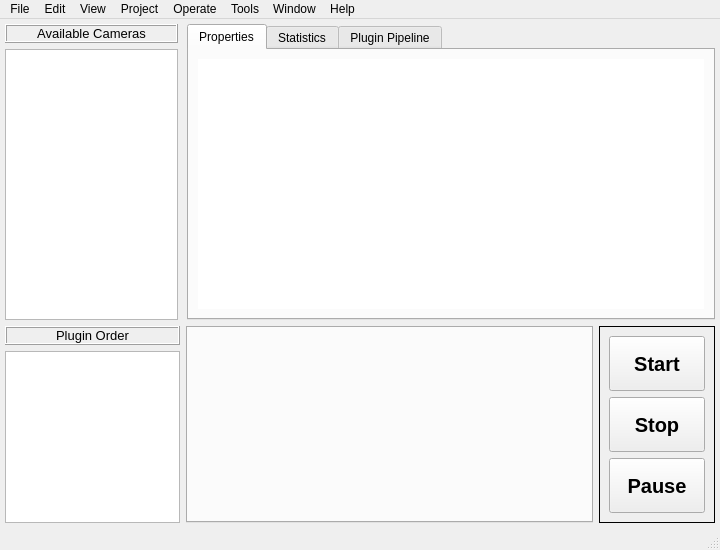
Qt form UI/design/mainWindow.ui (nathanielnyema/rataGUI) before a commit.
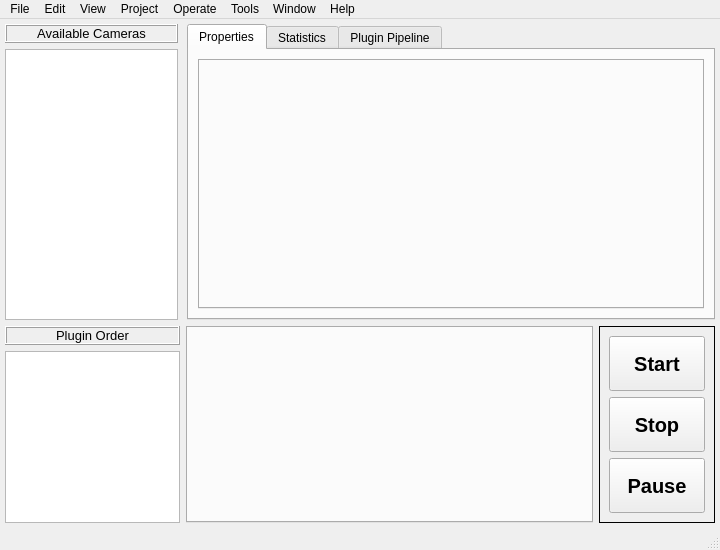
The same form after that commit. The open tabs and pages were chosen to show the change. Custom widgets are drawn as their Qt base class.

```diff
--- a/UI/design/mainWindow.ui
+++ b/UI/design/mainWindow.ui
@@ -84,11 +84,7 @@
          </attribute>
          <layout class="QGridLayout" name="gridLayout">
           <item row="0" column="0">
-           <widget class="QTableWidget" name="cam_props">
-            <property name="frameShape">
-             <enum>QFrame::NoFrame</enum>
-            </property>
-           </widget>
+           <widget class="VerticalTabWidget" name="cam_props"/>
           </item>
          </layout>
         </widget>
@@ -419,6 +415,14 @@
    </property>
   </action>
  </widget>
+ <customwidgets>
+  <customwidget>
+   <class>VerticalTabWidget</class>
+   <extends>QTabWidget</extends>
+   <header>UI.vtab_widget</header>
+   <container>1</container>
+  </customwidget>
+ </customwidgets>
  <resources/>
  <connections/>
 </ui>
```
Left out of the diff: 4 changed lines with no effect on the pictures.
